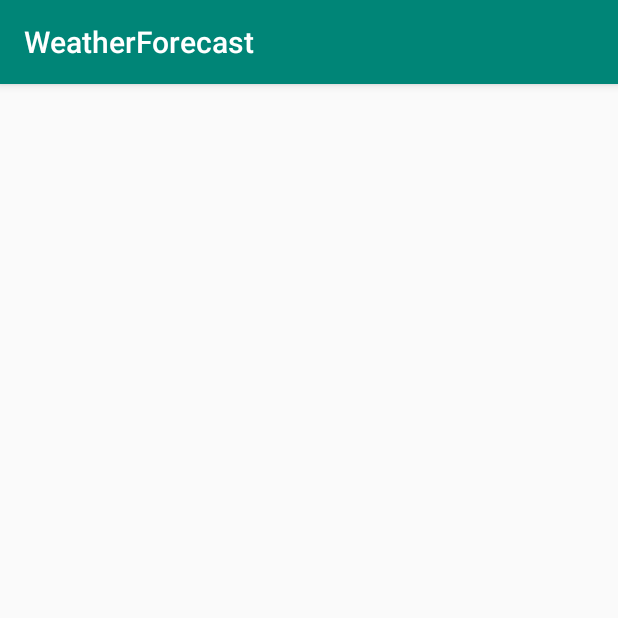
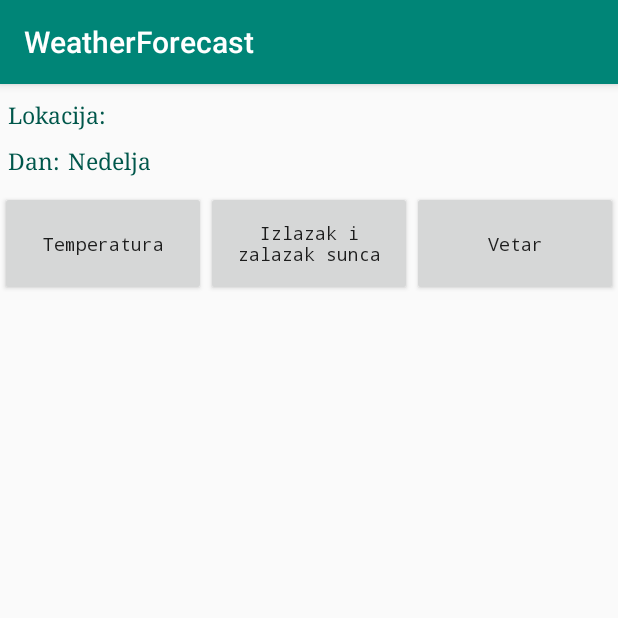
Before and after one commit to PetarZecevic/PNRS1, an Android app: the DetailsActivity screen opened directly, with no data from a screen before it, on a phone screen of 412 x 824 dp, the top half of it. Run offline under Robolectric (Android 15) with nearby library versions, the phone set to English and light mode, and no system bars.

Commit message:
Added DetailsActivity, fixed Intent bug

```diff
--- a/WeatherForecast/app/src/main/java/com/example/weatherforecast/DetailsActivity.java
+++ b/WeatherForecast/app/src/main/java/com/example/weatherforecast/DetailsActivity.java
@@ -2,12 +2,56 @@ package com.example.weatherforecast;
 
 import android.support.v7.app.AppCompatActivity;
 import android.os.Bundle;
+import android.widget.TextView;
+
+import java.util.Calendar;
 
 public class DetailsActivity extends AppCompatActivity {
+    private TextView location;
+    private TextView day;
 
     @Override
     protected void onCreate(Bundle savedInstanceState) {
         super.onCreate(savedInstanceState);
         setContentView(R.layout.activity_details);
+
+        // Get data sent from Main activity.
+        String locationName = getIntent().getStringExtra(MainActivity.CITY_INDEX);
+        location = findViewById(R.id.location);
+        day = findViewById(R.id.day);
+
+        location.setText((CharSequence)locationName);
+        day.setText(parseDay((Calendar.DAY_OF_WEEK+1)%7));
+    }
+
+    private CharSequence parseDay(int d){
+        CharSequence day;
+        switch(d){
+            case Calendar.MONDAY:
+                day = "Ponedeljak";
+                break;
+            case Calendar.TUESDAY:
+                day = "Utorak";
+                break;
+            case Calendar.WEDNESDAY:
+                day = "Sreda";
+                break;
+            case Calendar.THURSDAY:
+                day = "Cetvrtak";
+                break;
+            case Calendar.FRIDAY:
+                day = "Petak";
+                break;
+            case Calendar.SATURDAY:
+                day = "Subota";
+                break;
+            case Calendar.SUNDAY:
+                day = "Nedelja";
+                break;
+            default:
+                day = "NONE";
+                break;
+        }
+        return day;
     }
 }
--- a/WeatherForecast/app/src/main/java/com/example/weatherforecast/MainActivity.java
+++ b/WeatherForecast/app/src/main/java/com/example/weatherforecast/MainActivity.java
@@ -1,6 +1,7 @@
 package com.example.weatherforecast;
 
 import android.content.DialogInterface;
+import android.content.Intent;
 import android.support.v7.app.AlertDialog;
 import android.support.v7.app.AppCompatActivity;
 import android.os.Bundle;
@@ -10,20 +11,19 @@ import android.widget.Button;
 import android.widget.EditText;
 
 public class MainActivity extends AppCompatActivity implements View.OnClickListener{
-    private EditText cityName;
+    private EditText city;
     private Button displayCityStats;
     private AlertDialog cityAlert;
-    private final String TAG = "MainActivity";
+    private static final String TAG = "MainActivity";
+    public static final String CITY_INDEX = "city_name_index";
 
     @Override
     protected void onCreate(Bundle savedInstanceState){
         super.onCreate(savedInstanceState);
         setContentView(R.layout.activity_main);
 
-        cityName = findViewById(R.id.city_name);
+        city = findViewById(R.id.city_name);
         displayCityStats = findViewById(R.id.display_stats);
-
-        cityName.setOnClickListener(this);
         displayCityStats.setOnClickListener(this);
 
         createCityAlert();
@@ -47,10 +47,14 @@ public class MainActivity extends AppCompatActivity implements View.OnClickListe
     public void onClick(View v) {
         if(v.getId() == displayCityStats.getId()) {
             // Send city name to next activity.
-            String city = String.valueOf(cityName.getText());
-            if (!city.isEmpty()) {
-                Log.d(TAG, "City: " + city);
-            } else {
+            String cityName = String.valueOf(city.getText());
+            if (!cityName.isEmpty()) {
+                Log.d(TAG, "City: " + cityName);
+                Intent binder = new Intent(this, DetailsActivity.class);
+                binder.putExtra(CITY_INDEX, cityName);
+                startActivity(binder);
+            }
+            else {
                 cityAlert.show();
             }
         }
--- a/WeatherForecast/app/src/main/res/layout/activity_details.xml
+++ b/WeatherForecast/app/src/main/res/layout/activity_details.xml
@@ -1,9 +1,69 @@
 <?xml version="1.0" encoding="utf-8"?>
-<android.support.constraint.ConstraintLayout xmlns:android="http://schemas.android.com/apk/res/android"
+<RelativeLayout xmlns:android="http://schemas.android.com/apk/res/android"
     xmlns:app="http://schemas.android.com/apk/res-auto"
     xmlns:tools="http://schemas.android.com/tools"
     android:layout_width="match_parent"
     android:layout_height="match_parent"
     tools:context=".DetailsActivity">
 
-</android.support.constraint.ConstraintLayout>
+    <TextView
+        android:id="@+id/location_text"
+        android:layout_width="wrap_content"
+        android:layout_height="wrap_content"
+        android:text="@string/location_text"
+        style="@style/DetailsTheme"/>
+    <TextView
+        android:id="@+id/location"
+        android:layout_width="wrap_content"
+        android:layout_height="wrap_content"
+        android:layout_toEndOf="@+id/location_text"
+        style="@style/DetailsTheme"/>
+    <TextView
+        android:id="@+id/day_text"
+        android:layout_width="wrap_content"
+        android:layout_height="wrap_content"
+        android:layout_below="@+id/location_text"
+        android:text="@string/day_text"
+        style="@style/DetailsTheme"/>
+    <TextView
+        android:id="@+id/day"
+        android:layout_width="wrap_content"
+        android:layout_height="wrap_content"
+        android:layout_below="@+id/location_text"
+        android:layout_toEndOf="@+id/day_text"
+        style="@style/DetailsTheme"/>
+    <LinearLayout
+        android:id="@+id/button_bar"
+        android:layout_width="match_parent"
+        android:layout_height="70sp"
+        android:layout_below="@+id/day_text"
+        android:layout_marginTop="10sp"
+        android:orientation="horizontal">
+        <Button
+            android:id="@+id/temp_button"
+            android:layout_width="0dp"
+            android:layout_height="match_parent"
+            android:layout_weight="1"
+            android:text="@string/temp_button_name"
+            style="@style/HorizontalBar" />
+        <Button
+            android:id="@+id/sunrise_button"
+            android:layout_width="0dp"
+            android:layout_height="match_parent"
+            android:layout_weight="1"
+            android:text="@string/sunrise_button_name"
+            style="@style/HorizontalBar" />
+        <Button
+            android:id="@+id/wind_button"
+            android:layout_width="0dp"
+            android:layout_height="match_parent"
+            android:layout_weight="1"
+            android:text="@string/wind_button_name"
+            style="@style/HorizontalBar"/>
+    </LinearLayout>
+    <FrameLayout
+        android:layout_width="match_parent"
+        android:layout_height="match_parent"
+        android:layout_below="@+id/button_bar">
+    </FrameLayout>
+</RelativeLayout>
--- a/WeatherForecast/app/src/main/res/layout/activity_main.xml
+++ b/WeatherForecast/app/src/main/res/layout/activity_main.xml
@@ -27,7 +27,7 @@
         android:layout_marginTop="50dp"
         android:layout_alignLeft="@+id/app_name"
         android:layout_alignRight="@+id/app_name"
-        android:hint="@string/input_text_hint"/>
+        android:hint="@string/input_text_hint" />
     <Button
         android:id="@+id/display_stats"
         android:layout_width="wrap_content"
@@ -39,6 +39,5 @@
         android:layout_alignRight="@id/city_name"
         android:text="@string/input_button_name"
         android:textStyle="bold"
-        android:textAllCaps="false"
-        />
+        android:textAllCaps="false" />
 </RelativeLayout>
--- a/WeatherForecast/app/src/main/res/values/strings.xml
+++ b/WeatherForecast/app/src/main/res/values/strings.xml
@@ -5,4 +5,9 @@
     <string name="alert_city_text">Morate navesti ime grada</string>
     <string name="alert_city_title">Prazno ime grada</string>
     <string name="alert_ok">OK</string>
+    <string name="location_text">Lokacija:</string>
+    <string name="day_text">Dan:</string>
+    <string name="temp_button_name">Temperatura</string>
+    <string name="sunrise_button_name">Izlazak i zalazak sunca</string>
+    <string name="wind_button_name">Vetar</string>
 </resources>
--- a/WeatherForecast/app/src/main/res/values/styles.xml
+++ b/WeatherForecast/app/src/main/res/values/styles.xml
@@ -7,5 +7,16 @@
         <item name="colorPrimaryDark">@color/colorPrimaryDark</item>
         <item name="colorAccent">@color/colorAccent</item>
     </style>
-
+    <style name="DetailsTheme" parent="Theme.AppCompat">
+        <item name="android:textSize">15sp</item>
+        <item name="android:fontFamily">serif</item>
+        <item name="android:layout_marginTop">10sp</item>
+        <item name="android:layout_marginLeft">5sp</item>
+        <item name="android:textColor">@color/colorPrimaryDark</item>
+    </style>
+    <style name="HorizontalBar">
+        <item name="android:textSize">12sp</item>
+        <item name="android:fontFamily">monospace</item>
+        <item name="android:textAllCaps">false</item>
+    </style>
 </resources>
```
